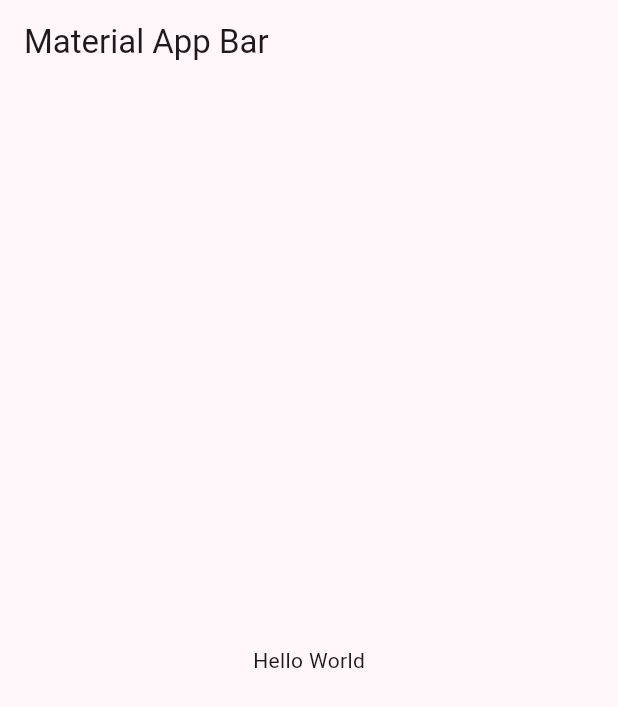
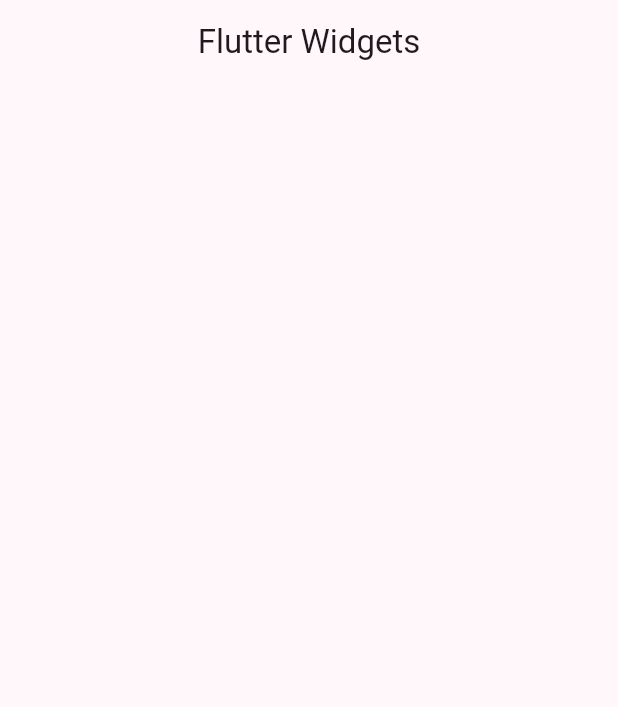
Before and after one commit to thePanaMiguel09/flutter, a Flutter app: the screen it shows after launch, on a phone screen of 412 x 824 dp. Shown: the top 707 px of the screen. Run offline on Flutter 3.47's test engine with Material 3 defaults, Android fonts, the phone set to English and light mode, and no system bars; our stand-ins replace animate_do, dio, video_player.

Commit message:
appbar theme and homescreen added

```diff
--- a/widgetsapp/lib/config/theme/app_theme.dart
+++ b/widgetsapp/lib/config/theme/app_theme.dart
@@ -17,6 +17,9 @@ class AppTheme {
         'Seleceted color must be less or equal than ${colorList.length - 1}',
       );
 
-  ThemeData getTheme() =>
-      ThemeData(useMaterial3: true, colorSchemeSeed: colorList[selectedColor]);
+  ThemeData getTheme() => ThemeData(
+    useMaterial3: true,
+    colorSchemeSeed: colorList[selectedColor],
+    appBarTheme: AppBarTheme(centerTitle: true),
+  );
 }
--- a/widgetsapp/lib/main.dart
+++ b/widgetsapp/lib/main.dart
@@ -1,5 +1,6 @@
 import 'package:flutter/material.dart';
 import 'package:widgetsapp/config/theme/app_theme.dart';
+import 'package:widgetsapp/presentation/screens/home/home_screen.dart';
 
 void main() => runApp(const MyApp());
 
@@ -12,10 +13,7 @@ class MyApp extends StatelessWidget {
       debugShowCheckedModeBanner: false,
       theme: AppTheme(selectedColor: 3).getTheme(),
       title: 'Material App',
-      home: Scaffold(
-        appBar: AppBar(title: const Text('Material App Bar')),
-        body: const Center(child: Text('Hello World')),
-      ),
+      home: HomeScreen(),
     );
   }
 }
--- /dev/null
+++ b/widgetsapp/lib/presentation/screens/home/home_screen.dart
@@ -0,0 +1,12 @@
+import 'package:flutter/material.dart';
+
+class HomeScreen extends StatelessWidget {
+  const HomeScreen({super.key});
+
+  @override
+  Widget build(BuildContext context) {
+    return Scaffold(
+      appBar: AppBar(
+        title: const Text('Flutter Widgets')));
+  }
+}
```
Also changed, not shown: widgetsapp/lib/config/menu/menu_items.dart (added, +31 -0 lines).
